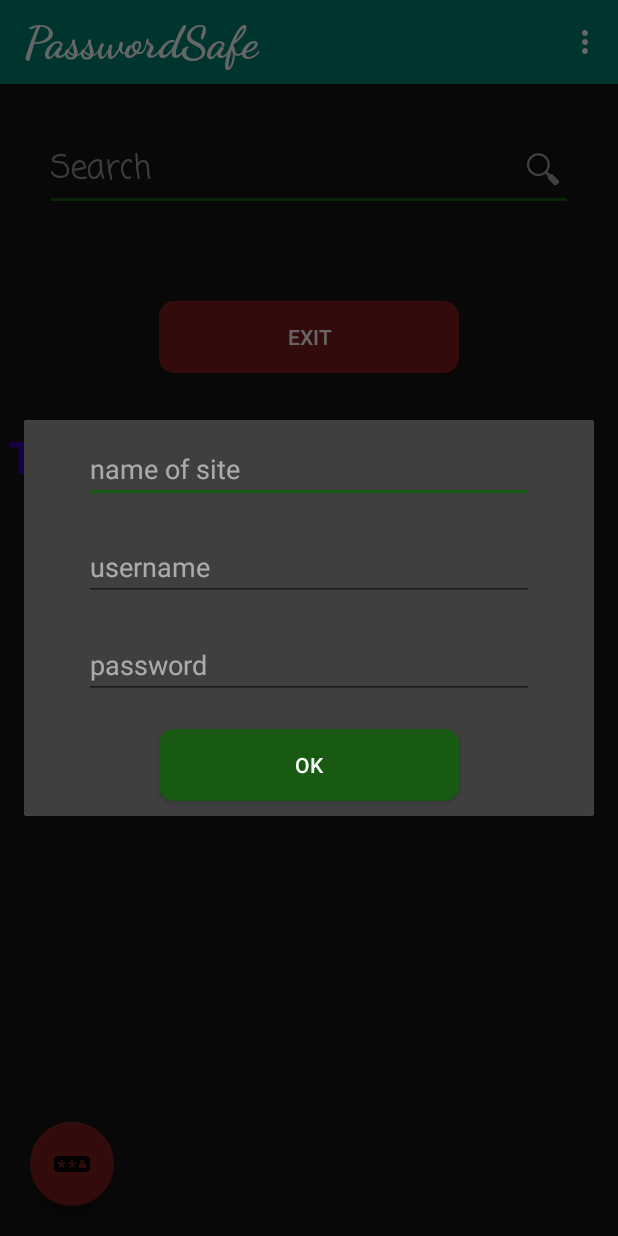
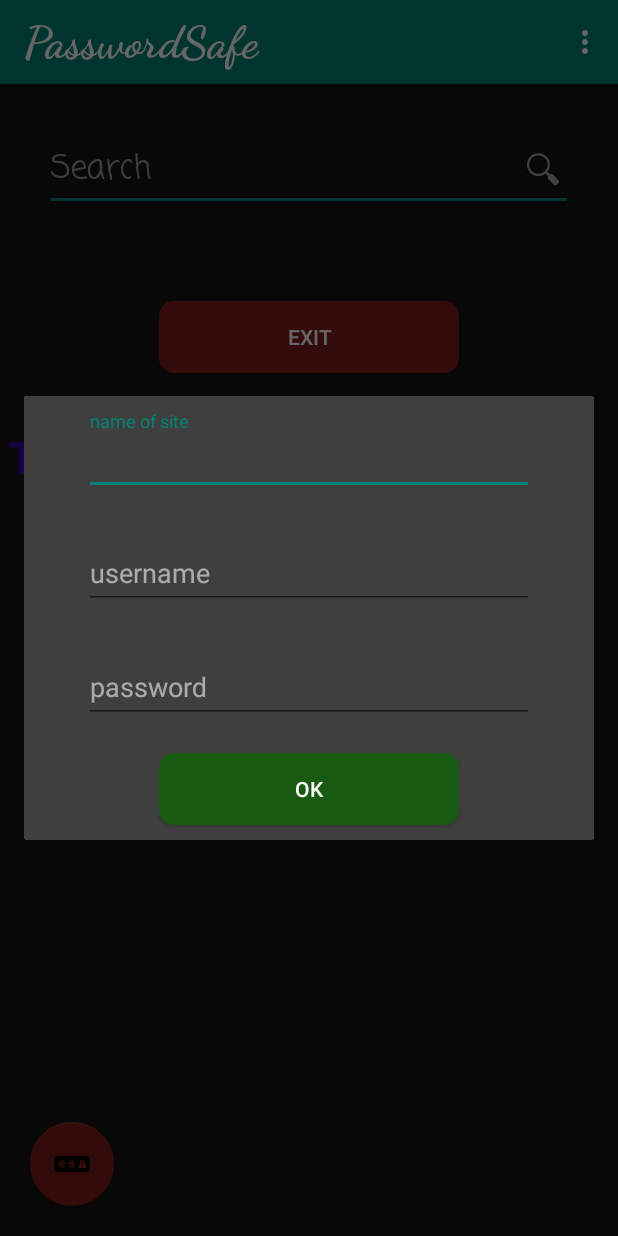
Before and after one commit to asakl/PasswordSafe, an Android app: the MainActivity screen opened directly, with no data from a screen before it, after a tap on an icon or button, on a phone screen of 412 x 824 dp. Run offline under Robolectric (Android 15) with nearby library versions, the phone set to English and light mode, and no system bars.

```diff
--- a/app/src/main/res/layout/add_item_popup_dark.xml
+++ b/app/src/main/res/layout/add_item_popup_dark.xml
@@ -7,6 +7,14 @@
     android:minHeight="200dp"
     android:orientation="vertical">
 
+    <android.support.design.widget.TextInputLayout
+        android:layout_width="match_parent"
+        android:layout_height="wrap_content"
+        android:layout_marginTop="10dp"
+        android:foregroundGravity="left"
+        android:textColorHint="@color/darkHint"
+        android:layoutDirection="ltr"
+        >
         <EditText
             android:id="@+id/siteNameOnAdd"
             android:layout_width="300dp"
@@ -18,7 +26,16 @@
             android:isScrollContainer="false"
             android:textColor="@android:color/white"
             android:textColorHint="@color/darkHint" />
+    </android.support.design.widget.TextInputLayout>
 
+    <android.support.design.widget.TextInputLayout
+        android:layout_width="match_parent"
+        android:layout_height="wrap_content"
+        android:layout_marginTop="10dp"
+        android:foregroundGravity="left"
+        android:textColorHint="@color/darkHint"
+        android:layoutDirection="ltr"
+        >
         <EditText
             android:id="@+id/usernameOnAdd"
             android:layout_width="300dp"
@@ -29,7 +46,17 @@
             android:textColor="@android:color/white"
             android:textColorHint="@color/darkHint"
             android:inputType="" />
+    </android.support.design.widget.TextInputLayout>
 
+
+    <android.support.design.widget.TextInputLayout
+        android:layout_width="match_parent"
+        android:layout_height="wrap_content"
+        android:layout_marginTop="10dp"
+        android:foregroundGravity="left"
+        android:textColorHint="@color/darkHint"
+        android:layoutDirection="ltr"
+        >
         <EditText
             android:id="@+id/passOnAdd"
             android:layout_width="300dp"
@@ -41,6 +68,7 @@
             android:inputType=""
             android:textColor="@android:color/white"
             android:textColorHint="@color/darkHint" />
+    </android.support.design.widget.TextInputLayout>
 
     <Button
         android:id="@+id/okButtonOnAdd"
--- a/app/src/main/res/values/styles.xml
+++ b/app/src/main/res/values/styles.xml
@@ -5,7 +5,7 @@
         <!-- Customize your theme here. -->
         <item name="colorPrimary">@color/colorPrimary</item>
         <item name="colorPrimaryDark">@color/colorPrimaryDark</item>
-        <item name="colorAccent">@color/colorAccent</item>
+        <item name="colorAccent">@color/colorPrimary</item>
     </style>
 
     <style name="TextAppearance.AppCompat.Widget.ActionBar.Title"
```
Also changed, not shown: app/src/main/java/asa/PasswordSafe/SettingsActivity.java (+3 -11 lines), app/src/main/res/layout/add_item_popup_light.xml (+27 -0 lines), app/src/main/res/layout/settings_window_dark.xml (+6 -5 lines). Lines whose indentation alone changed are shown as unchanged.
